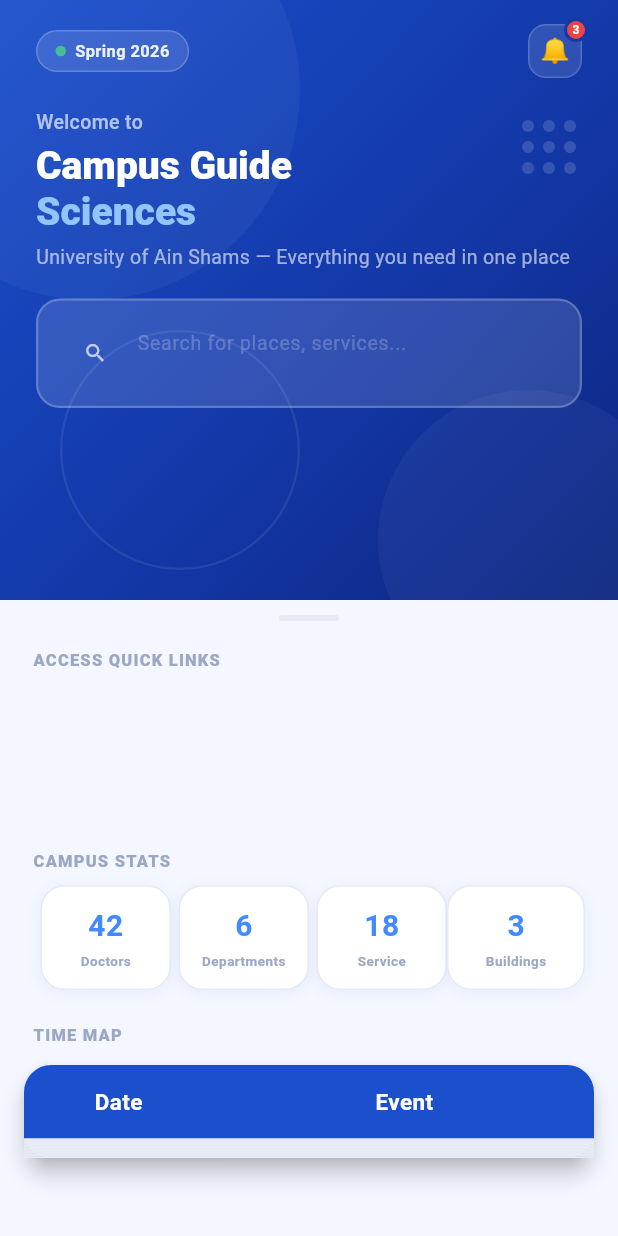
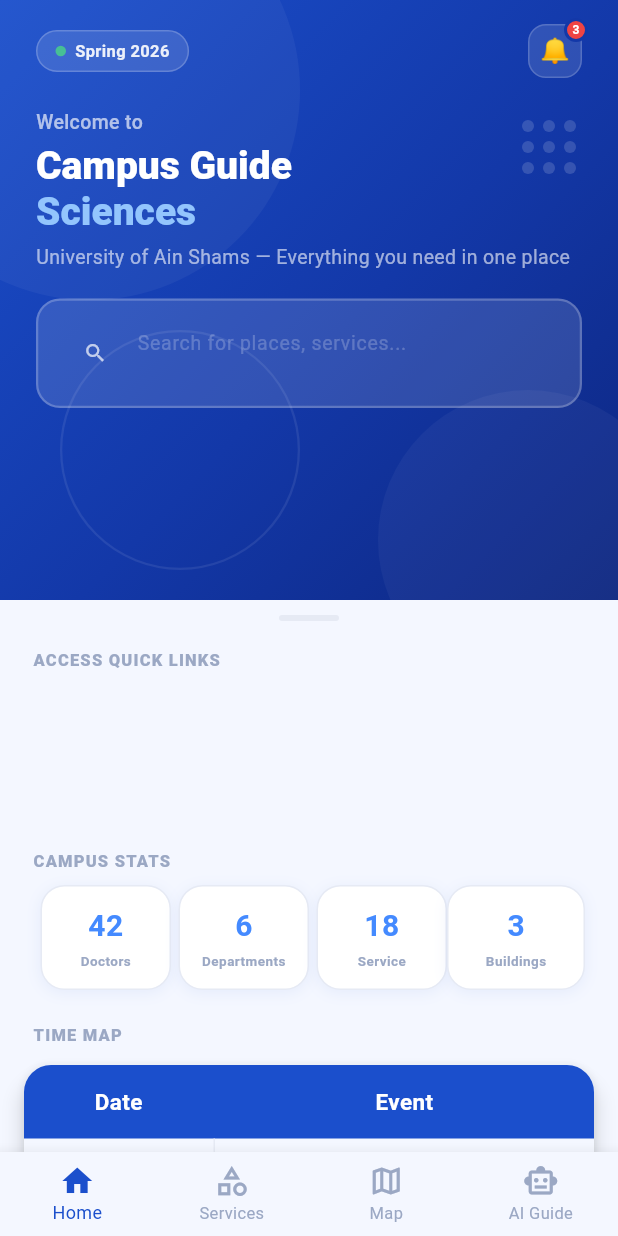
Before and after one commit to mohamed-Ihab55/campus_ai, a Flutter app: the screen it shows after launch, on a phone screen of 412 x 824 dp. Run offline on Flutter 3.47's test engine with Material 3 defaults, Android fonts, the phone set to English and light mode, and no system bars; our stand-ins replace bloc, cloud_firestore, dio, equatable, firebase_core, flutter_bloc and 6 more; accounts and stored records are empty.

Commit message:
some updaates of UI

```diff
--- a/lib/features/home_feature/presentation/view/home_screen.dart
+++ b/lib/features/home_feature/presentation/view/home_screen.dart
@@ -1,9 +1,6 @@
 import 'package:campus_ai/core/theme/app_colors.dart';
-import 'package:campus_ai/core/utils/custom_button.dart';
 import 'package:campus_ai/features/home_feature/presentation/widgets/access_section.dart';
-import 'package:campus_ai/features/home_feature/presentation/widgets/feature_label.dart';
 import 'package:campus_ai/features/home_feature/presentation/widgets/welcome_and_search_section.dart.dart';
-import 'package:campus_ai/features/map_feature/presentation/view/map_screen.dart';
 import 'package:flutter/material.dart';
 import 'package:flutter_riverpod/flutter_riverpod.dart';
 
@@ -52,13 +49,6 @@
     super.dispose();
   }
 
-  void _openMap() {
-    Navigator.push(
-      context,
-      MaterialPageRoute(builder: (_) => const MapScreen()),
-    );
-  }
-
   @override
   Widget build(BuildContext context) {
     return Scaffold(
--- /dev/null
+++ b/lib/features/home_feature/presentation/widgets/table_cell_text.dart
@@ -0,0 +1,19 @@
+import 'package:campus_ai/core/theme/app_colors.dart';
+import 'package:flutter/material.dart';
+
+class TableCellText extends StatelessWidget {
+  final String text;
+  const TableCellText(this.text, {super.key});
+
+  @override
+  Widget build(BuildContext context) {
+    return Padding(
+      padding: const EdgeInsets.symmetric(vertical: 12, horizontal: 10),
+      child: Text(
+        text,
+        textAlign: TextAlign.center,
+        style: const TextStyle(fontSize: 14, color: AppColors.textPrimary),
+      ),
+    );
+  }
+}
--- a/lib/main.dart
+++ b/lib/main.dart
@@ -1,3 +1,4 @@
+import 'package:campus_ai/app.dart';
 import 'package:campus_ai/core/utils/constants.dart';
 import 'package:campus_ai/features/doctors_feature/presentation/view/doctors_screen.dart';
 import 'package:campus_ai/features/gpa_feature/presentation/view/gpa_calculator_screen.dart';
@@ -27,7 +28,7 @@
       initialRoute: '/splash',
       routes: {
         '/splash': (context) => const SplashScreen(),
-        '/': (context) => const HomeScreen(),
+        '/': (context) => const MainNavigationScreen(),
         '/doctor': (context) => const DoctorsScreen(),
         '/map': (context) => const MapScreen(),
         '/gpa': (context) => const GpaCalculatorScreen(),
```
